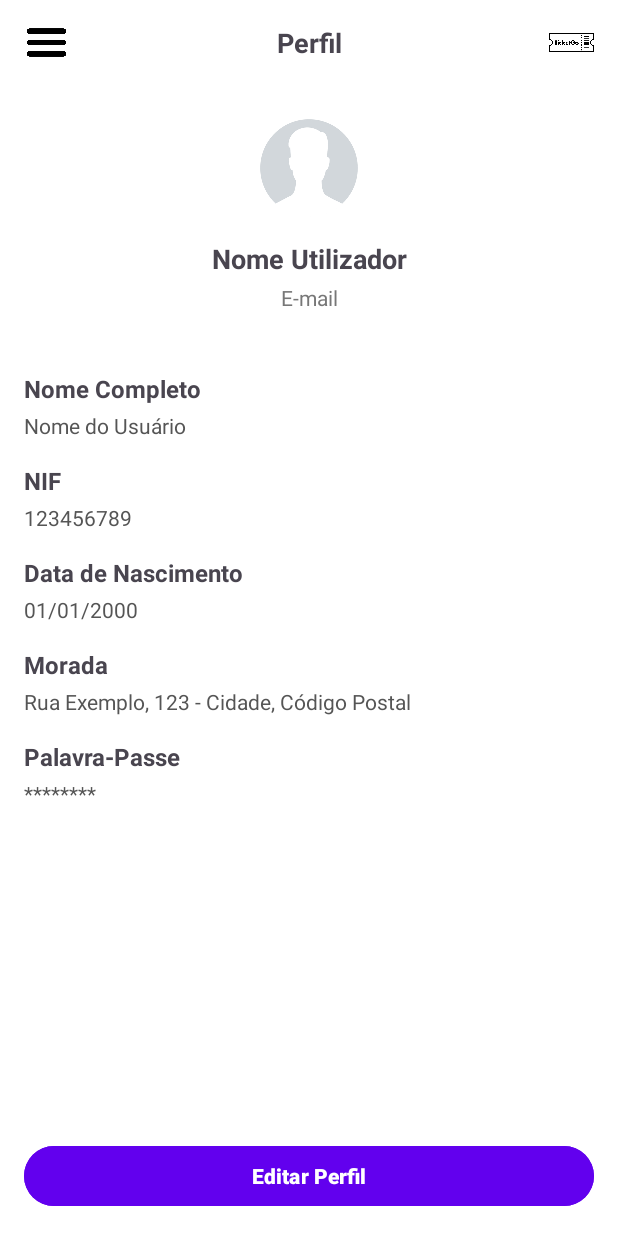
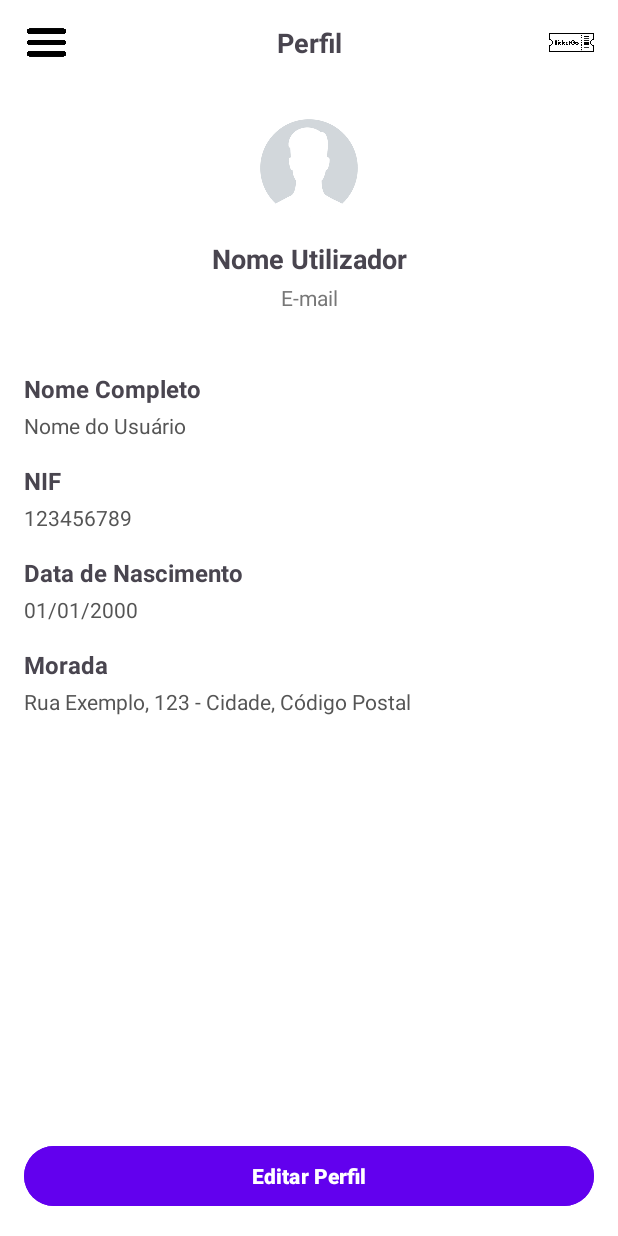
Before and after one commit to isabel-costa/PSI-PROJETO, an Android app: the PerfilActivity screen opened directly, with no data from a screen before it, on a phone screen of 412 x 824 dp. Run offline under Robolectric (Android 15) with nearby library versions, the phone set to English and light mode, and no system bars; our stand-ins replace Volley; network calls fail; 1 statement that could not run was skipped.

Commit message:
Correção da Autorização

```diff
--- a/TicketGoMobileApp/app/src/main/java/com/example/ticketgomobileapp/MainActivity.java
+++ b/TicketGoMobileApp/app/src/main/java/com/example/ticketgomobileapp/MainActivity.java
@@ -93,7 +93,7 @@ public class MainActivity extends AppCompatActivity {
         });
 
         profileIconView.setOnClickListener(v -> {
-            if (AuthUtils.isUserAuthenticated(this)) {
+            if (AuthUtils.isUserAuthenticated(this) == true) {
                 Intent intent = new Intent(MainActivity.this, PerfilActivity.class);
                 startActivity(intent);
             } else {
@@ -149,7 +149,7 @@ public class MainActivity extends AppCompatActivity {
                         String nomeImagem = imagemObject.getString("nome");
 
                         // Construa a URL da imagem
-                        String imagemUrl = "http://10.0.2.2/SIS-PROJETO/TicketGo/backend/web/imagens/" + nomeImagem;
+                        String imagemUrl = "http://10.0.2.2/TicketGo/backend/web/api/imagem/" + nomeImagem;
 
                         // Associe a imagem ao evento correspondente
                         for (Evento evento : eventoList) {
--- a/TicketGoMobileApp/app/src/main/java/com/example/ticketgomobileapp/PerfilActivity.java
+++ b/TicketGoMobileApp/app/src/main/java/com/example/ticketgomobileapp/PerfilActivity.java
@@ -3,6 +3,7 @@ package com.example.ticketgomobileapp;
 import android.content.Intent;
 import android.content.SharedPreferences;
 import android.os.Bundle;
+import android.util.Log;
 import android.widget.Button;
 import android.widget.ImageView;
 import android.widget.TextView;
@@ -28,8 +29,7 @@ public class PerfilActivity extends AppCompatActivity {
     private TextView nifTextView;
     private TextView moradaTextView;
     private Button logoutButton; // Botão de logout
-    private ImageView houseIconView, heartIconView, profileIconView;
-    private static final String PROFILE_URL = "https://your-api-url.com/profile"; // Substitua pelo endpoint da sua API
+    private static final String PROFILE_URL = "http://10.0.2.2/TicketGoAPI/backend/web/profile"; // Substitua pelo endpoint da sua API
 
     @Override
     protected void onCreate(Bundle savedInstanceState) {
@@ -38,7 +38,9 @@ public class PerfilActivity extends AppCompatActivity {
 
         // Verificar autenticação
         SharedPreferences sharedPreferences = getSharedPreferences("MyAppPrefs", MODE_PRIVATE);
-        boolean isAuthenticated = sharedPreferences.getBoolean("is_authenticated", false);
+        boolean isAuthenticated = (sharedPreferences.getBoolean("is_authenticated", false));
+        String authenticated = (sharedPreferences.getString("auth_token", ""));
+        Log.d("PerfilActivity", authenticated);
 
         if (!isAuthenticated) {
             // Redirecionar para login se não autenticado
@@ -54,17 +56,17 @@ public class PerfilActivity extends AppCompatActivity {
         nifTextView = findViewById(R.id.nifTextView); // Adicionei o ID correto
 
         // Configurar botão de logout
-        logoutButton.setOnClickListener(v -> {
+        /*logoutButton.setOnClickListener(v -> {
             // Realizar o logout (remover dados de autenticação)
             SharedPreferences.Editor editor = sharedPreferences.edit();
             editor.putBoolean("is_authenticated", false);
-            editor.apply();
+            editor.commit();
 
             // Redirecionar para a tela de login
             Intent intent = new Intent(PerfilActivity.this, LoginActivity.class);
             startActivity(intent);
             finish();
-        });
+        });*/
 
         // Carregar dados do perfil
         carregarDadosPerfil();
--- a/TicketGoMobileApp/app/src/main/java/com/example/ticketgomobileapp/utils/AuthUtils.java
+++ b/TicketGoMobileApp/app/src/main/java/com/example/ticketgomobileapp/utils/AuthUtils.java
@@ -5,7 +5,7 @@ import android.content.SharedPreferences;
 
 public class AuthUtils {
 
-    private static final String PREFS_NAME = "UserAuthPrefs";
+    private static final String PREFS_NAME = "MyAppPrefs";
     private static final String KEY_IS_AUTHENTICATED = "is_authenticated";
 
     // Verificar se o usuário está autenticado
--- a/TicketGoMobileApp/app/src/main/res/layout/activity_perfil.xml
+++ b/TicketGoMobileApp/app/src/main/res/layout/activity_perfil.xml
@@ -182,22 +182,6 @@
                 android:textColor="#555555"
                 android:layout_marginBottom="16dp" />
 
-            <!-- Palavra-Passe -->
-            <TextView
-                android:layout_width="match_parent"
-                android:layout_height="wrap_content"
-                android:text="Palavra-Passe"
-                android:textStyle="bold"
-                android:textSize="16sp"
-                android:layout_marginBottom="4dp" />
-
-            <TextView
-                android:layout_width="match_parent"
-                android:layout_height="wrap_content"
-                android:text="********"
-                android:textSize="14sp"
-                android:textColor="#555555"
-                android:layout_marginBottom="16dp" />
         </LinearLayout>
     </ScrollView>
 
@@ -206,13 +190,14 @@
         android:id="@+id/editProfileButton"
         android:layout_width="0dp"
         android:layout_height="wrap_content"
+        android:layout_margin="16dp"
+        android:layout_marginBottom="24dp"
+        android:backgroundTint="#6200EE"
         android:text="Editar Perfil"
-        android:layout_margin="16dp"
-        android:backgroundTint="#6200EE"
         android:textColor="#FFFFFF"
         android:textStyle="bold"
         app:layout_constraintBottom_toBottomOf="parent"
-        app:layout_constraintStart_toStartOf="parent"
-        app:layout_constraintEnd_toEndOf="parent" />
+        app:layout_constraintEnd_toEndOf="parent"
+        app:layout_constraintStart_toStartOf="parent" />
 
 </androidx.constraintlayout.widget.ConstraintLayout>
```
Also changed, not shown: TicketGoMobileApp/app/src/main/java/com/example/ticketgomobileapp/DetalhesEventoActivity.java (+6 -1 lines), TicketGoMobileApp/app/src/main/java/com/example/ticketgomobileapp/LoginActivity.java (+5 -6 lines), TicketGoMobileApp/app/src/main/java/com/example/ticketgomobileapp/modelos/Singleton.java (+45 -54 lines), TicketGoMobileApp/app/src/main/res/drawable/hibridpark.jpeg (added), 4 other files.
